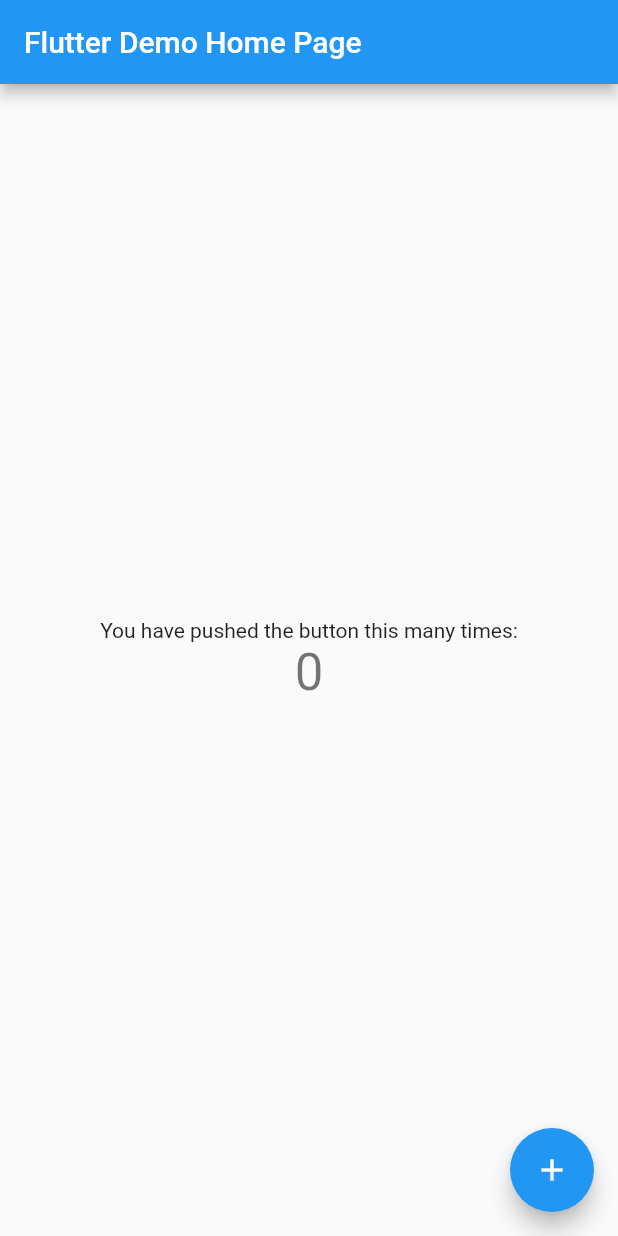
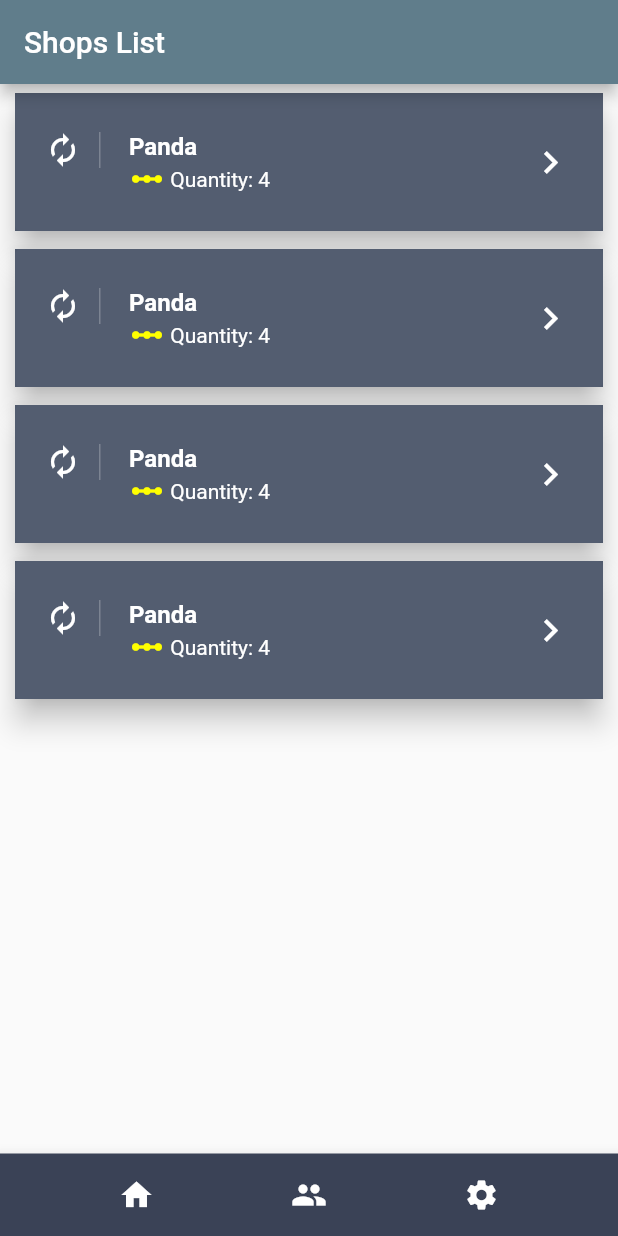
Before and after one commit to Bamoooh/grocerUI, a Flutter app: the screen it shows after launch, on a phone screen of 412 x 824 dp. Run offline on Flutter 3.47's test engine with Material 2 defaults, Android fonts, the phone set to English and light mode, and no system bars.

```diff
--- /dev/null
+++ b/grocer/lib/Models/family.dart
@@ -0,0 +1,14 @@
+import 'familyMember.dart';
+class Family {
+  Family({id, name});
+  int id =0 ;
+  String name = '';
+
+  List getMembers(){
+    return [
+      FamilyMember(familyId: 0, name: 'bam'),
+      FamilyMember(familyId: 0, name: 'asd'),
+      FamilyMember(familyId: 0, name: 'xd'),
+    ];
+  }
+}
--- /dev/null
+++ b/grocer/lib/Models/familyMember.dart
@@ -0,0 +1,5 @@
+class FamilyMember{
+  FamilyMember({familyId, name});
+  String familyId='';
+  String name='';
+}
--- /dev/null
+++ b/grocer/lib/Models/groceryItem.dart
@@ -0,0 +1,16 @@
+class Grocery {
+  String name = ' ';
+  int quantity = 0;
+
+  Grocery({this.name = '', this.quantity = 0});
+
+  List getGroceries()
+  {
+    return [
+      Grocery(name: 'Cucumber', quantity: 4),
+      Grocery(name: 'Lettuce', quantity: 4),
+      Grocery(name: 'Chicken', quantity: 4),
+      Grocery(name: 'Ketchup', quantity: 4),
+    ];
+  }
+}
--- /dev/null
+++ b/grocer/lib/Models/market.dart
@@ -0,0 +1,18 @@
+class Market {
+  String name = ' ';
+  String logo = ' ';
+  int count = 0;
+
+  Market({this.name = '', this.logo = '', this.count = 0});
+
+  List getMarkets()
+  {
+    return [
+      Market(name: 'Panda', count: 4, logo: 'no image'),
+      Market(name: 'Panda', count: 4, logo: 'no image'),
+      Market(name: 'Panda', count: 4, logo: 'no image'),
+      Market(name: 'Panda', count: 4, logo: 'no image'),
+    ];
+  }
+
+}
--- a/grocer/lib/main.dart
+++ b/grocer/lib/main.dart
@@ -1,4 +1,7 @@
 import 'package:flutter/material.dart';
+import 'package:grocer/signedin_views/groceries_page.dart';
+import 'package:grocer/signedin_views/familyPage.dart';
+import 'signedin_views/markets_page.dart';
 
 void main() {
   runApp(const MyApp());
@@ -13,103 +16,14 @@ class MyApp extends StatelessWidget {
     return MaterialApp(
       title: 'Flutter Demo',
       theme: ThemeData(
-        // This is the theme of your application.
-        //
-        // Try running your application with "flutter run". You'll see the
-        // application has a blue toolbar. Then, without quitting the app, try
-        // changing the primarySwatch below to Colors.green and then invoke
-        // "hot reload" (press "r" in the console where you ran "flutter run",
-        // or simply save your changes to "hot reload" in a Flutter IDE).
-        // Notice that the counter didn't reset back to zero; the application
-        // is not restarted.
-        primarySwatch: Colors.blue,
+        primarySwatch: Colors.blueGrey,
       ),
-      home: const MyHomePage(title: 'Flutter Demo Home Page'),
+      home: const MarketsPage(title: 'Shops List'),
+      routes:{
+        // '/loginPage': (context) => LoginPage();
+        '/marketsPage':(context) => const MarketsPage(title: 'Shops List'),
+        '/familyPage':(context) => const FamilyPage(title: 'Family Members'),
+      } ,
     );
   }
 }
-
-class MyHomePage extends StatefulWidget {
-  const MyHomePage({super.key, required this.title});
-
-  // This widget is the home page of your application. It is stateful, meaning
-  // that it has a State object (defined below) that contains fields that affect
-  // how it looks.
-
-  // This class is the configuration for the state. It holds the values (in this
-  // case the title) provided by the parent (in this case the App widget) and
-  // used by the build method of the State. Fields in a Widget subclass are
-  // always marked "final".
-
-  final String title;
-
-  @override
-  State<MyHomePage> createState() => _MyHomePageState();
-}
-
-class _MyHomePageState extends State<MyHomePage> {
-  int _counter = 0;
-
-  void _incrementCounter() {
-    setState(() {
-      // This call to setState tells the Flutter framework that something has
-      // changed in this State, which causes it to rerun the build method below
-      // so that the display can reflect the updated values. If we changed
-      // _counter without calling setState(), then the build method would not be
-      // called again, and so nothing would appear to happen.
-      _counter++;
-    });
-  }
-
-  @override
-  Widget build(BuildContext context) {
-    // This method is rerun every time setState is called, for instance as done
-    // by the _incrementCounter method above.
-    //
-    // The Flutter framework has been optimized to make rerunning build methods
-    // fast, so that you can just rebuild anything that needs updating rather
-    // than having to individually change instances of widgets.
-    return Scaffold(
-      appBar: AppBar(
-        // Here we take the value from the MyHomePage object that was created by
-        // the App.build method, and use it to set our appbar title.
-        title: Text(widget.title),
-      ),
-      body: Center(
-        // Center is a layout widget. It takes a single child and positions it
-        // in the middle of the parent.
-        child: Column(
-          // Column is also a layout widget. It takes a list of children and
-          // arranges them vertically. By default, it sizes itself to fit its
-          // children horizontally, and tries to be as tall as its parent.
-          //
-          // Invoke "debug painting" (press "p" in the console, choose the
-          // "Toggle Debug Paint" action from the Flutter Inspector in Android
-          // Studio, or the "Toggle Debug Paint" command in Visual Studio Code)
-          // to see the wireframe for each widget.
-          //
-          // Column has various properties to control how it sizes itself and
-          // how it positions its children. Here we use mainAxisAlignment to
-          // center the children vertically; the main axis here is the vertical
-          // axis because Columns are vertical (the cross axis would be
-          // horizontal).
-          mainAxisAlignment: MainAxisAlignment.center,
-          children: <Widget>[
-            const Text(
-              'You have pushed the button this many times:',
-            ),
-            Text(
-              '$_counter',
-              style: Theme.of(context).textTheme.headline4,
-            ),
-          ],
-        ),
-      ),
-      floatingActionButton: FloatingActionButton(
-        onPressed: _incrementCounter,
-        tooltip: 'Increment',
-        child: const Icon(Icons.add),
-      ), // This trailing comma makes auto-formatting nicer for build methods.
-    );
-  }
-}
--- /dev/null
+++ b/grocer/lib/signedin_views/markets_page.dart
@@ -0,0 +1,84 @@
+import 'package:flutter/material.dart';
+import 'signedin_skeleton/bottomNav.dart';
+import 'package:grocer/Models/market.dart';
+import 'groceries_page.dart';
+
+class MarketsPage extends StatefulWidget {
+  const MarketsPage({super.key, required this.title});
+  final String title;
+  @override
+  State<MarketsPage> createState() => _MarketsPageState();
+}
+
+class _MarketsPageState extends State<MarketsPage> {
+  List markets = List.filled(0, 0, growable:true);
+  @override
+  void initState(){
+    markets = Market().getMarkets();
+    super.initState();
+  }
+
+  @override
+  Widget build(BuildContext context) {
+
+    return Scaffold(
+      appBar: AppBar(
+        title: Text(widget.title),
+      ),
+      bottomNavigationBar: BottomNav.makeBottom(context),
+      body: makeBody(markets),);
+  }
+
+    Widget makeBody(List items) {
+    return ListView.builder(
+      scrollDirection: Axis.vertical,
+      shrinkWrap: true,
+      itemCount: items.length,
+      itemBuilder: (BuildContext context, int index) {
+        return makeCard(context, items[index]);
+      },
+    );
+  }
+
+  Widget makeCard(BuildContext context, Market item) {
+    return Card(
+      elevation: 8.0,
+      margin: const EdgeInsets.symmetric(horizontal: 10.0, vertical: 6.0),
+      child: Container(
+        decoration: const BoxDecoration(color: Color.fromRGBO(64, 75, 96, .9)),
+        child: makeListTile(context, item),
+      ),
+    );
+  }
+
+  Widget makeListTile(BuildContext context, Market item) {
+    return ListTile(
+        onTap: (){
+          Navigator.push(context, MaterialPageRoute(builder: (context) => GroceriesPage(marketId: item.name, marketName: item.name, userId: '1',) ));
+        },
+        contentPadding:
+            const EdgeInsets.symmetric(horizontal: 20.0, vertical: 10.0),
+        leading: Container(
+          padding: const EdgeInsets.only(right: 12.0),
+          decoration: BoxDecoration(
+              border:
+                  Border(right: BorderSide(width: 1.0, color: Colors.white24))),
+          child: Icon(Icons.autorenew, color: Colors.white),
+        ),
+        title: Text(
+          item.name,
+          style: TextStyle(color: Colors.white, fontWeight: FontWeight.bold),
+        ),
+        // subtitle: Text("Intermediate", style: TextStyle(color: Colors.white)),
+
+        subtitle: Row(
+          // ignore: prefer_const_literals_to_create_immutables
+          children: <Widget>[
+            Icon(Icons.linear_scale, color: Colors.yellowAccent),
+            Text(' Quantity: ${item.count}', style: TextStyle(color: Colors.white))
+          ],
+        ),
+        trailing: const Icon(Icons.keyboard_arrow_right,
+            color: Colors.white, size: 30.0));
+  }
+}
--- /dev/null
+++ b/grocer/lib/signedin_views/signedin_skeleton/bottomNav.dart
@@ -0,0 +1,38 @@
+import 'package:flutter/material.dart';
+
+class BottomNav {
+  static Widget makeBottom(context) {
+    return Container(
+      height: 55.0,
+      child: BottomAppBar(
+        color: const Color.fromRGBO(58, 66, 86, 1.0),
+        child: Row(
+          mainAxisAlignment: MainAxisAlignment.spaceEvenly,
+          children: <Widget>[
+            IconButton(
+              icon: const Icon(Icons.home, color: Colors.white),
+              onPressed: () {
+                Navigator.popAndPushNamed(context, '/marketsPage');
+              },
+
+            ),
+            IconButton(
+              icon: const Icon(Icons.group, color: Colors.white),
+              onPressed: () {
+                Navigator.popAndPushNamed(context, '/familyPage');
+              },
+            ),
+            // IconButton(
+            //   icon: const Icon(Icons.hotel, color: Colors.white),
+            //   onPressed: () {},
+            // ),
+            IconButton(
+              icon: const Icon(Icons.settings, color: Colors.white),
+              onPressed: () {},
+            )
+          ],
+        ),
+      ),
+    );
+  }
+}
--- a/grocer/pubspec.yaml
+++ b/grocer/pubspec.yaml
@@ -56,6 +56,11 @@ flutter:
   # included with your application, so that you can use the icons in
   # the material Icons class.
   uses-material-design: true
+  fonts:
+    - family: Raleway
+      fonts:
+        - asset: fonts/Raleway-VariableFont_wght.ttf
+
 
   # To add assets to your application, add an assets section, like this:
   # assets:
```
Also changed, not shown: grocer/lib/signedin_views/familyPage.dart (added, +32 -0 lines), grocer/lib/signedin_views/groceries_page.dart (added, +95 -0 lines), grocer/fonts/Raleway-Italic-VariableFont_wght.ttf (added), grocer/fonts/Raleway-VariableFont_wght.ttf (added).
